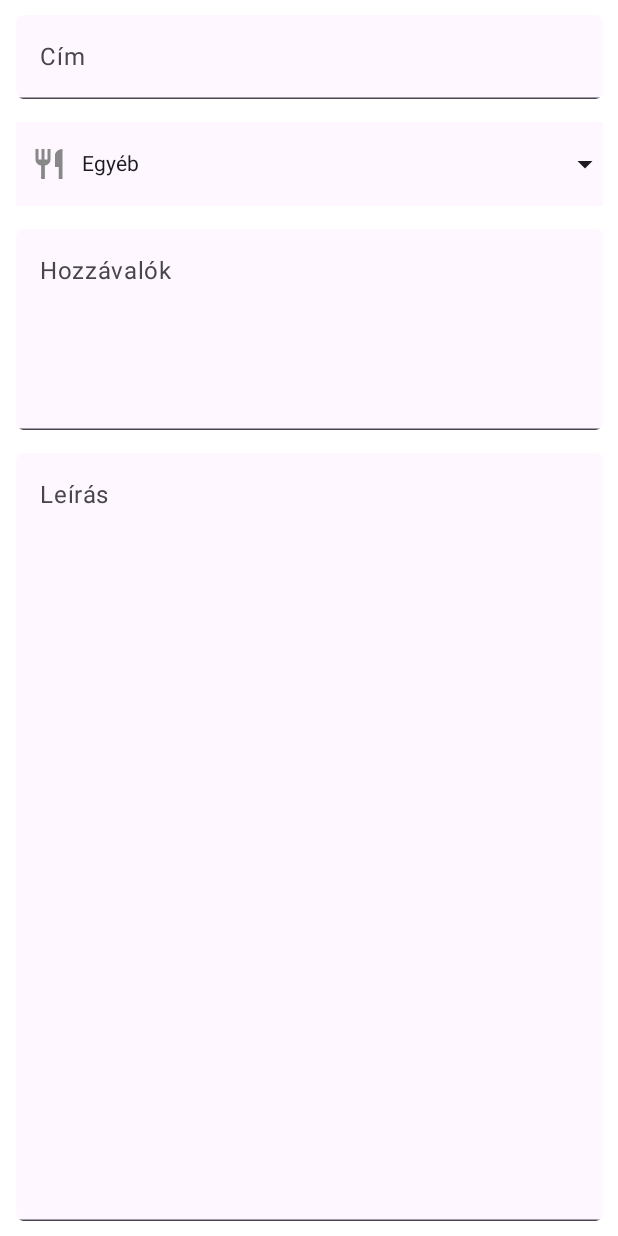
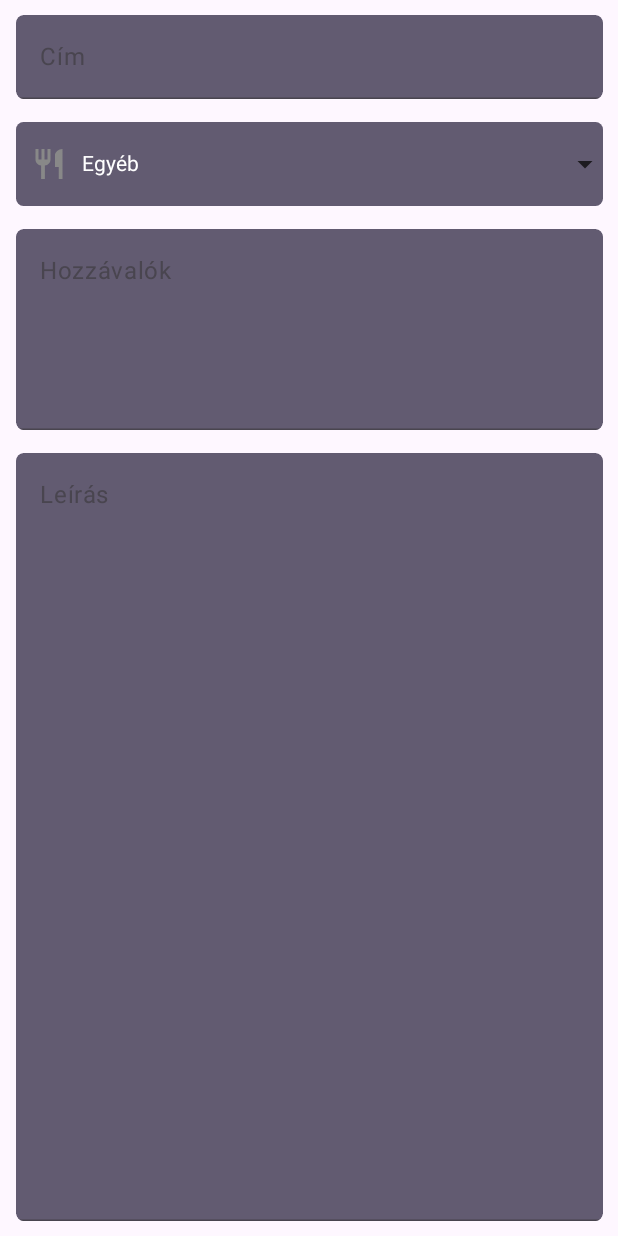
Before and after one commit to Stefe1/Receptes_Konyv_Android, an Android app built with Jetpack Compose: the @Preview function RecipeEditorPreview, on a phone screen of 412 x 824 dp. Run offline under Robolectric (Android 15) with nearby library versions, the phone set to English and light mode, and no system bars.

Commit message:
Finished the Themes

```diff
--- a/Receptes_Konyv/app/build.gradle.kts
+++ b/Receptes_Konyv/app/build.gradle.kts
@@ -93,4 +93,7 @@ dependencies {
     implementation(libs.hilt.android)
     implementation(libs.hilt.navigation.compose)
     ksp(libs.hilt.compiler)
+
+    //Preferences
+    implementation("androidx.datastore:datastore-preferences:1.0.0")
 }
--- a/Receptes_Konyv/app/src/main/java/hu/bme/aut/android/receptes_konyv/feature/Create_Recipe/CreateRecipeScreen.kt
+++ b/Receptes_Konyv/app/src/main/java/hu/bme/aut/android/receptes_konyv/feature/Create_Recipe/CreateRecipeScreen.kt
@@ -11,6 +11,7 @@ import androidx.compose.material3.ExperimentalMaterial3Api
 import androidx.compose.material3.Icon
 import androidx.compose.material3.IconButton
 import androidx.compose.material3.LargeFloatingActionButton
+import androidx.compose.material3.MaterialTheme
 import androidx.compose.material3.Scaffold
 import androidx.compose.material3.SnackbarHostState
 import androidx.compose.material3.Text
@@ -65,14 +66,14 @@ fun CreateRecipeScreen(onNavigationBack: ()->Unit,viewModel: CreateRecipeViewMod
 
     Scaffold(
         floatingActionButton = {
-            LargeFloatingActionButton(onClick = { viewModel.onEvent(CreateRecipeEvent.saveRecipe) }) {
+            LargeFloatingActionButton(onClick = { viewModel.onEvent(CreateRecipeEvent.saveRecipe) }, containerColor = MaterialTheme.colorScheme.primary, contentColor = MaterialTheme.colorScheme.onPrimary) {
                 Icon(Icons.Default.Save,"")
 
             }
         },
         topBar = {
             TopAppBar(
-                colors = TopAppBarColors(containerColor = Color(DarkBlue.value), actionIconContentColor = Color.White, navigationIconContentColor = Color.White, scrolledContainerColor = Color.White, titleContentColor = Color.White),
+                colors = TopAppBarColors(containerColor = MaterialTheme.colorScheme.primary, actionIconContentColor = MaterialTheme.colorScheme.onPrimary, navigationIconContentColor = MaterialTheme.colorScheme.onPrimary, scrolledContainerColor = MaterialTheme.colorScheme.primary, titleContentColor = MaterialTheme.colorScheme.onPrimary),
                 title = { Text(text = stringResource(R.string.Top_App_Bar_Cim)) },
                 navigationIcon = { IconButton(onClick = onNavigationBack) {
                     Icon(imageVector = Icons.Default.ArrowBack, contentDescription = "")
--- a/Receptes_Konyv/app/src/main/java/hu/bme/aut/android/receptes_konyv/feature/View_Recipe/ViewRecipeScreen.kt
+++ b/Receptes_Konyv/app/src/main/java/hu/bme/aut/android/receptes_konyv/feature/View_Recipe/ViewRecipeScreen.kt
@@ -13,6 +13,7 @@ import androidx.compose.material3.ExperimentalMaterial3Api
 import androidx.compose.material3.Icon
 import androidx.compose.material3.IconButton
 import androidx.compose.material3.LargeFloatingActionButton
+import androidx.compose.material3.MaterialTheme
 import androidx.compose.material3.Scaffold
 import androidx.compose.material3.SnackbarHostState
 import androidx.compose.material3.Text
@@ -66,7 +67,7 @@ fun ViewRecipeScreen(
 
 
     Scaffold(
-        topBar = { TopAppBar( colors = TopAppBarColors(containerColor = Color(DarkBlue.value), actionIconContentColor = Color.White, navigationIconContentColor = Color.White, scrolledContainerColor = Color.White, titleContentColor = Color.White),
+        topBar = { TopAppBar( colors = TopAppBarColors(containerColor = MaterialTheme.colorScheme.primary, actionIconContentColor = MaterialTheme.colorScheme.onPrimary, navigationIconContentColor = MaterialTheme.colorScheme.onPrimary, scrolledContainerColor = MaterialTheme.colorScheme.primary, titleContentColor = MaterialTheme.colorScheme.onPrimary),
             title =
             {
                 if(!state.editing)
--- a/Receptes_Konyv/app/src/main/java/hu/bme/aut/android/receptes_konyv/ui/common/NormalTextField.kt
+++ b/Receptes_Konyv/app/src/main/java/hu/bme/aut/android/receptes_konyv/ui/common/NormalTextField.kt
@@ -1,5 +1,6 @@
 package hu.bme.aut.android.receptes_konyv.ui.common
 
+import androidx.compose.foundation.background
 import androidx.compose.foundation.layout.Column
 import androidx.compose.foundation.layout.fillMaxSize
 import androidx.compose.foundation.shape.RoundedCornerShape
@@ -48,8 +49,12 @@ fun NormalTextField(value:String,
             onDone = onDone
         ),
         colors = TextFieldDefaults.colors(
-            unfocusedTextColor = MaterialTheme.colorScheme.onBackground,
-            unfocusedContainerColor = MaterialTheme.colorScheme.background
+            unfocusedTextColor = MaterialTheme.colorScheme.onSecondary,
+            unfocusedContainerColor = MaterialTheme.colorScheme.secondary,
+            focusedTextColor = MaterialTheme.colorScheme.onSecondary,
+            focusedContainerColor =MaterialTheme.colorScheme.secondary,
+
+
         ),
         shape=shape
     )
--- a/Receptes_Konyv/app/src/main/java/hu/bme/aut/android/receptes_konyv/ui/common/RecipeEditor.kt
+++ b/Receptes_Konyv/app/src/main/java/hu/bme/aut/android/receptes_konyv/ui/common/RecipeEditor.kt
@@ -1,5 +1,6 @@
 package hu.bme.aut.android.receptes_konyv.ui.common
 
+import androidx.compose.foundation.background
 import androidx.compose.foundation.layout.Arrangement
 import androidx.compose.foundation.layout.Box
 import androidx.compose.foundation.layout.Column
@@ -13,6 +14,7 @@ import androidx.compose.material.icons.Icons
 import androidx.compose.material.icons.filled.Save
 import androidx.compose.material3.Icon
 import androidx.compose.material3.LargeFloatingActionButton
+import androidx.compose.material3.MaterialTheme
 import androidx.compose.material3.Scaffold
 import androidx.compose.runtime.Composable
 import androidx.compose.runtime.mutableStateOf
@@ -40,7 +42,7 @@ fun RecipeEditor(titleValue: String,
 
 ){
     Column(modifier = Modifier
-        .fillMaxSize(),
+        .fillMaxSize().background(MaterialTheme.colorScheme.background),
         horizontalAlignment = Alignment.CenterHorizontally, verticalArrangement = Arrangement.SpaceAround
         ) {
             Spacer(modifier = Modifier.height(10.dp))
--- a/Receptes_Konyv/app/src/main/java/hu/bme/aut/android/receptes_konyv/ui/common/TypeDropDown.kt
+++ b/Receptes_Konyv/app/src/main/java/hu/bme/aut/android/receptes_konyv/ui/common/TypeDropDown.kt
@@ -1,6 +1,7 @@
 package hu.bme.aut.android.receptes_konyv.ui.common
 
 import android.util.Log
+import androidx.compose.foundation.background
 import androidx.compose.foundation.clickable
 import androidx.compose.foundation.layout.Arrangement
 import androidx.compose.foundation.layout.Column
@@ -11,6 +12,7 @@ import androidx.compose.foundation.layout.fillMaxWidth
 import androidx.compose.foundation.layout.height
 import androidx.compose.foundation.layout.padding
 import androidx.compose.foundation.layout.width
+import androidx.compose.foundation.shape.RoundedCornerShape
 import androidx.compose.material.icons.Icons
 import androidx.compose.material.icons.filled.ArrowDropDown
 import androidx.compose.material.icons.filled.ArrowDropUp
@@ -18,6 +20,7 @@ import androidx.compose.material3.DropdownMenu
 import androidx.compose.material3.DropdownMenuItem
 
 import androidx.compose.material3.Icon
+import androidx.compose.material3.MaterialTheme
 import androidx.compose.material3.Surface
 import androidx.compose.material3.Text
 import androidx.compose.material3.TextFieldDefaults
@@ -28,6 +31,7 @@ import androidx.compose.runtime.remember
 import androidx.compose.runtime.setValue
 import androidx.compose.ui.Alignment
 import androidx.compose.ui.Modifier
+import androidx.compose.ui.draw.clip
 
 import androidx.compose.ui.tooling.preview.Preview
 import androidx.compose.ui.unit.dp
@@ -48,14 +52,14 @@ fun TypeDropDown(
 
     Surface (modifier= modifier
         .width(TextFieldDefaults.MinWidth)
-        .height(TextFieldDefaults.MinHeight)
+        .height(TextFieldDefaults.MinHeight).clip(RoundedCornerShape(5.dp))
         ) {
         Row(modifier= modifier
             .clickable { if(enabled) expanded = true }
-            .height(TextFieldDefaults.MinHeight),  verticalAlignment = Alignment.CenterVertically) {
+            .height(TextFieldDefaults.MinHeight).background(MaterialTheme.colorScheme.secondary),  verticalAlignment = Alignment.CenterVertically) {
             Row (horizontalArrangement = Arrangement.spacedBy(10.dp), verticalAlignment = Alignment.CenterVertically, modifier = Modifier.padding(start = 10.dp)) {
                 Icon(imageVector = selected.icon, contentDescription ="", tint = selected.color )
-                Text(text = selected.title)
+                Text(text = selected.title, color = MaterialTheme.colorScheme.onSecondary)
             }
 
             Row(horizontalArrangement = Arrangement.End, modifier = Modifier.fillMaxWidth()){
```
Also changed, not shown: Receptes_Konyv/app/src/main/java/hu/bme/aut/android/receptes_konyv/MainActivity.kt (+0 -16 lines), Receptes_Konyv/app/src/main/java/hu/bme/aut/android/receptes_konyv/data/datastore/Settings.kt (added, +35 -0 lines), Receptes_Konyv/app/src/main/java/hu/bme/aut/android/receptes_konyv/feature/Recipe_List/RecipeListScreen.kt (+41 -9 lines), Receptes_Konyv/app/src/main/java/hu/bme/aut/android/receptes_konyv/ui/theme/Color.kt (+5 -2 lines), Receptes_Konyv/app/src/main/java/hu/bme/aut/android/receptes_konyv/ui/theme/Theme.kt (+40 -20 lines).
